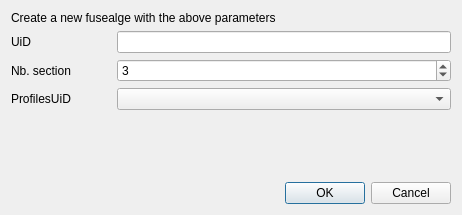
Old version of the form TIGLCreator/src/modificators/NewFuselageDialog.ui in the repository DLR-SC/tigl.
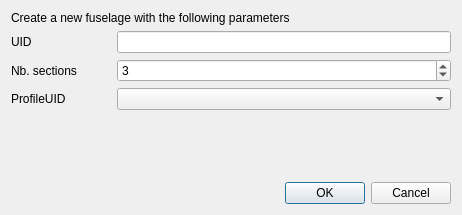
New version of the form.

Diff of the .ui file:
```diff
--- a/TIGLCreator/src/modificators/NewFuselageDialog.ui
+++ b/TIGLCreator/src/modificators/NewFuselageDialog.ui
@@ -52,7 +52,7 @@
       </size>
      </property>
      <property name="text">
-      <string>Nb. section</string>
+      <string>Nb. sections</string>
      </property>
     </widget>
    </item>
@@ -72,7 +72,7 @@
    <item row="0" column="0" colspan="2">
     <widget class="QLabel" name="label_4">
      <property name="text">
-      <string>Create a new fusealge with the above parameters</string>
+      <string>Create a new fuselage with the following parameters</string>
      </property>
     </widget>
    </item>
@@ -91,7 +91,7 @@
       </size>
      </property>
      <property name="text">
-      <string>ProfilesUiD</string>
+      <string>ProfileUID</string>
      </property>
     </widget>
    </item>
@@ -113,7 +113,7 @@
       </size>
      </property>
      <property name="text">
-      <string>UiD</string>
+      <string>UID</string>
      </property>
     </widget>
    </item>
```
